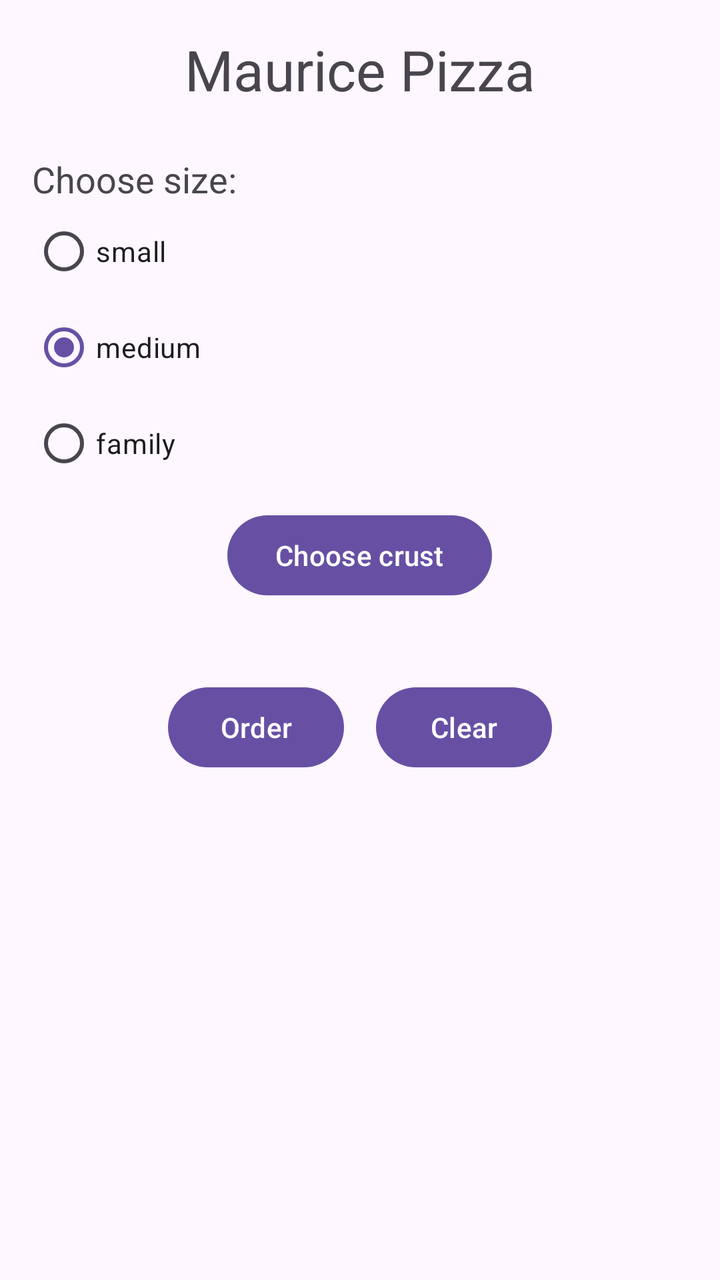
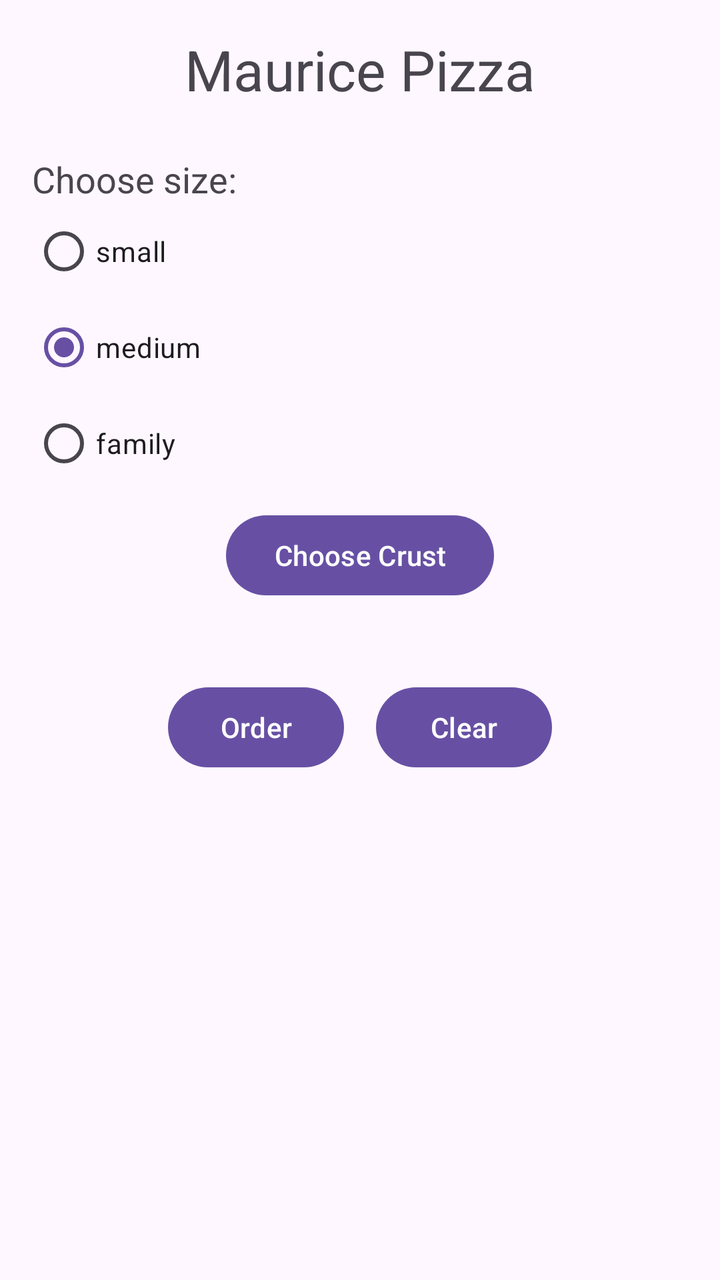

Two renders of the same Android screen: before a commit and after it. Below are the layout's source before the change and the commit's diff.
<!-- AndroidManifest.xml: application theme Theme.PizzaOrder -->
<!-- res/layout/activity_main.xml -->
<?xml version="1.0" encoding="utf-8"?>
<LinearLayout xmlns:android="http://schemas.android.com/apk/res/android"
    android:id="@+id/main"
    android:layout_width="match_parent"
    android:layout_height="match_parent"
    android:orientation="vertical"
    android:padding="16dp">

    

    <TextView
        android:id="@+id/tvTitle"
        android:layout_width="match_parent"
        android:layout_height="wrap_content"
        android:text="Maurice Pizza"
        android:gravity="center"
        android:textSize="28dp"/>

    <TextView
        android:id="@+id/tvSizeLabel"
        android:layout_width="wrap_content"
        android:layout_height="wrap_content"
        android:layout_marginTop="24dp"
        android:text="Choose size:"
        android:textSize="18sp" />

    <RadioGroup
        android:id="@+id/rgSize"
        android:layout_width="match_parent"
        android:layout_height="wrap_content"
        android:orientation="vertical">

        <RadioButton
            android:id="@+id/rbSmall"
            android:layout_width="wrap_content"
            android:layout_height="wrap_content"
            android:text="small"/>

        <RadioButton
            android:id="@+id/rbMedium"
            android:layout_width="wrap_content"
            android:layout_height="wrap_content"
            android:text="medium"
            android:checked="true"/>

        <RadioButton
            android:id="@+id/rbLarge"
            android:layout_width="wrap_content"
            android:layout_height="wrap_content"
            android:text="family" />

    </RadioGroup>

    <Button
        android:id="@+id/btnChooseCrust"
        android:layout_width="wrap_content"
        android:layout_height="wrap_content"
        android:text="Choose crust"
        android:layout_gravity="center_horizontal"
        android:layout_margin="8dp"/>

    <LinearLayout
        android:layout_width="wrap_content"
        android:layout_height="wrap_content"
        android:orientation="horizontal"
        android:layout_gravity="center_horizontal"
        android:layout_marginTop="30dp">

        <Button
            android:id="@+id/btnOrder"
            android:layout_width="wrap_content"
            android:layout_height="wrap_content"
            android:text="Order"
            android:layout_gravity="center_horizontal"
            android:layout_margin="8dp"/>

        <Button
            android:id="@+id/btnClear"
            android:layout_width="wrap_content"
            android:layout_height="wrap_content"
            android:text="Clear"
            android:layout_gravity="center_horizontal"
            android:layout_margin="8dp"/>
    </LinearLayout>
</LinearLayout>
<!-- resources referenced by this layout -->
<resources>
  <style name="Theme.PizzaOrder" parent="Base.Theme.PizzaOrder" />
  <style name="Base.Theme.PizzaOrder" parent="Theme.Material3.DayNight.NoActionBar">
          
          
      </style>
</resources>

<!-- the commit's change to res/layout/activity_main.xml (unified diff, before → after) -->
@@ -55,7 +55,7 @@
         android:id="@+id/btnChooseCrust"
         android:layout_width="wrap_content"
         android:layout_height="wrap_content"
-        android:text="Choose crust"
+        android:text="Choose Crust"
         android:layout_gravity="center_horizontal"
         android:layout_margin="8dp"/>
 
